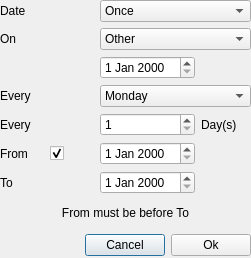
Old version of the form data/ui/DateDialog.ui in the repository eu21/remindor-qt.
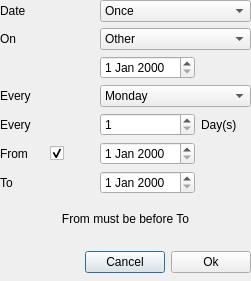
New version of the form. Icons and pictures are not drawn.

Patch:
```diff
--- a/data/ui/DateDialog.ui
+++ b/data/ui/DateDialog.ui
@@ -7,7 +7,7 @@
     <x>0</x>
     <y>0</y>
     <width>251</width>
-    <height>258</height>
+    <height>281</height>
    </rect>
   </property>
   <property name="windowTitle">
```
Left out of the diff: 4 changed lines with no effect on the pictures.
